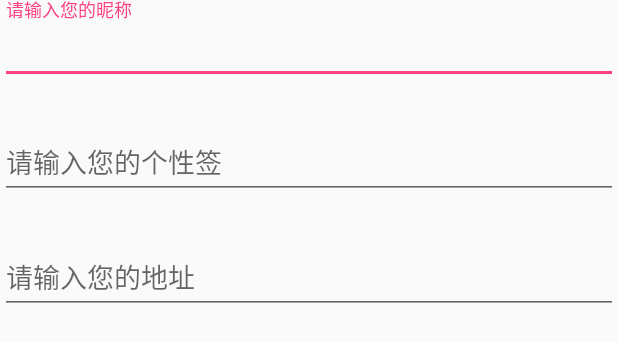
After one commit to Qunter/MyMap, an Android app: the layout dialog_edituserinfo.xml on its own in the app's theme, with its tools: preview values and no code run, on a phone screen of 412 x 824 dp. The commit adds this screen. Shown: the top 342 px of the screen. Run offline under Robolectric (Android 15) with nearby library versions, the phone set to English and light mode, and no system bars.

```diff
--- a/app/src/main/AndroidManifest.xml
+++ b/app/src/main/AndroidManifest.xml
@@ -59,7 +59,7 @@
 
     <application
         android:allowBackup="true"
-        android:icon="@drawable/ic_launcher"
+        android:icon="@drawable/ssdk_oks_classic_qq"
         android:label="@string/app_name"
         android:supportsRtl="true"
         android:theme="@style/AppTheme.NoActionBar"
--- a/app/src/main/java/com/yufa/mymap/Util/FileUtil.java
+++ b/app/src/main/java/com/yufa/mymap/Util/FileTool.java
@@ -13,7 +13,7 @@ import android.graphics.Bitmap;
 import android.graphics.Bitmap.CompressFormat;
 import android.os.Environment;
 
-public class FileUtil {
+public class FileTool {
     /**
      * 将Bitmap 图片保存到本地路径，并返回路径
      * @param c 上下文
--- a/app/src/main/res/layout/activity_login.xml
+++ b/app/src/main/res/layout/activity_login.xml
@@ -54,19 +54,19 @@
             android:layout_width="wrap_content"
             android:layout_height="wrap_content"
             android:layout_marginLeft="10dp"
-            android:background="@drawable/qq"
+            android:background="@drawable/ssdk_oks_classic_qq"
             android:id="@+id/login_qq"/>
         <ImageButton
             android:layout_width="wrap_content"
             android:layout_height="wrap_content"
             android:layout_marginLeft="10dp"
-            android:background="@drawable/wechat"
+            android:background="@drawable/ssdk_oks_classic_wechat"
             android:id="@+id/login_weichat"/>
         <ImageButton
             android:layout_width="wrap_content"
             android:layout_height="wrap_content"
             android:layout_marginLeft="10dp"
-            android:background="@drawable/sinaweibo"
+            android:background="@drawable/ssdk_oks_classic_sinaweibo"
             android:id="@+id/login_sinaweibo"/>
     </LinearLayout>
 
--- a/app/src/main/res/layout/activity_main.xml
+++ b/app/src/main/res/layout/activity_main.xml
@@ -52,7 +52,7 @@
         android:layout_gravity="start"
         android:background="#ffffff"
         android:fitsSystemWindows="true"
-        app:headerLayout="@layout/nav_header_main"
+        app:headerLayout="@layout/content_header_main"
         app:menu="@menu/activity_main_drawer" />
 
 </android.support.v4.widget.DrawerLayout>
--- /dev/null
+++ b/app/src/main/res/layout/dialog_edituserinfo.xml
@@ -0,0 +1,47 @@
+<?xml version="1.0" encoding="utf-8"?>
+<LinearLayout xmlns:android="http://schemas.android.com/apk/res/android"
+    xmlns:app="http://schemas.android.com/apk/res-auto"
+    xmlns:tools="http://schemas.android.com/tools"
+    android:orientation="vertical"
+    android:layout_width="match_parent"
+    android:layout_height="match_parent">
+
+    <android.support.design.widget.TextInputLayout
+        android:layout_width="match_parent"
+        android:layout_height="wrap_content"
+        android:id="@+id/edituserinfo_username"
+        app:errorEnabled="true"
+        app:hintEnabled="true">
+        <EditText
+            android:layout_width="match_parent"
+            android:layout_height="wrap_content"
+            android:hint="请输入您的昵称"
+            tools:ignore="TextFields" />
+    </android.support.design.widget.TextInputLayout>
+    <android.support.design.widget.TextInputLayout
+        android:layout_width="match_parent"
+        android:layout_height="wrap_content"
+        android:id="@+id/edituserinfo_personality"
+        app:errorEnabled="true"
+        app:hintEnabled="true">
+        <EditText
+            android:layout_width="match_parent"
+            android:layout_height="wrap_content"
+            android:hint="请输入您的个性签"
+            tools:ignore="TextFields" />
+    </android.support.design.widget.TextInputLayout>
+    <android.support.design.widget.TextInputLayout
+        android:layout_width="match_parent"
+        android:layout_height="wrap_content"
+        android:id="@+id/edituserinfo_address"
+        app:errorEnabled="true"
+        app:hintEnabled="true">
+        <EditText
+            android:layout_width="match_parent"
+            android:layout_height="wrap_content"
+            android:hint="请输入您的地址"
+            tools:ignore="TextFields" />
+    </android.support.design.widget.TextInputLayout>
+
+
+</LinearLayout>
```
Also changed, not shown: app/src/main/java/com/yufa/mymap/UI/ThemeActivity.java (+3 -73 lines), app/src/main/java/com/yufa/mymap/UI/UserInfoActivity.java (+61 -2 lines), app/src/main/java/com/yufa/mymap/Util/GetAllImages.java (deleted, +0 -67 lines), app/src/main/res/menu/edit.xml (added, +10 -0 lines), app/src/main/res/values/strings.xml (+4 -4 lines), app/src/main/res/drawable-xhdpi/qq.png (deleted), app/src/main/res/drawable-xhdpi/sinaweibo.png (deleted), app/src/main/res/drawable-xhdpi/wechat.png (deleted), app/src/main/res/drawable/ic_launcher.png (deleted), app/src/main/res/layout/content_header_main.xml (renamed from app/src/main/res/layout/nav_header_main.xml), 1 other file.
